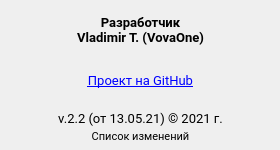
VovaOneReal/OrthoepicTrainer, file ui/About.ui: the form before one commit.
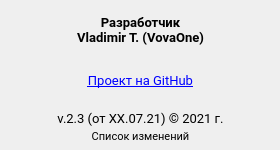
The form after the commit. Icons and pictures are not drawn.

What changed in the file:
```diff
--- a/ui/About.ui
+++ b/ui/About.ui
@@ -90,7 +90,7 @@
     </font>
    </property>
    <property name="text">
-    <string>v.2.2 (от 13.05.21) © 2021 г.</string>
+    <string>v.2.3 (от ХХ.07.21) © 2021 г.</string>
    </property>
    <property name="alignment">
     <set>Qt::AlignCenter</set>
```
